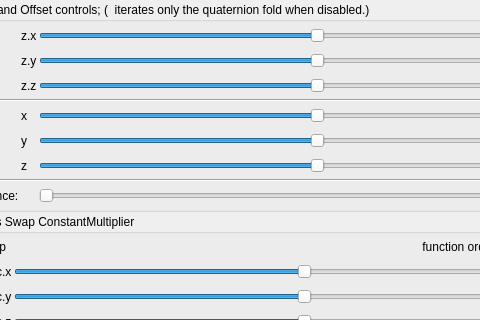
buddhi1980/mandelbulber2, file mandelbulber2/qt_data/fractal_transf_quaternion_fold.ui: the form before one commit; both pictures show x 98 to 578 and y 0 to 320 of the 790 by 1192 pixel window.
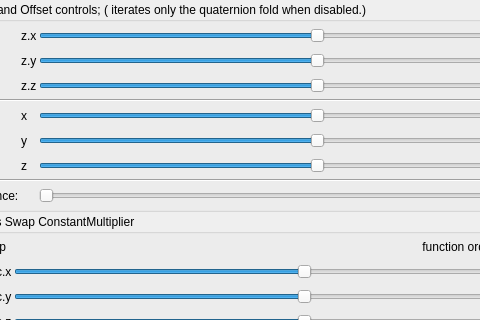
The form after the commit. Custom widgets are drawn as their Qt base class.

Patch:
```diff
--- a/mandelbulber2/qt_data/fractal_transf_quaternion_fold.ui
+++ b/mandelbulber2/qt_data/fractal_transf_quaternion_fold.ui
@@ -32,7 +32,7 @@
    <item>
     <widget class="MyGroupBox" name="groupCheck_transf_function_enabled_false">
      <property name="title">
-      <string>Enable Sca&amp;le and Offset controls; (  iterates only the quaternion fold when disabled.)</string>
+      <string>Enable Sca&amp;le and Offset controls; ( iterates only the quaternion fold when disabled.)</string>
      </property>
      <property name="checkable">
       <bool>true</bool>
```
